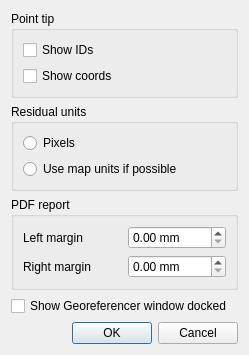
sourcepole/qgis, file qgis/src/plugins/georeferencer/qgsgeorefconfigdialogbase.ui: the form before one commit.
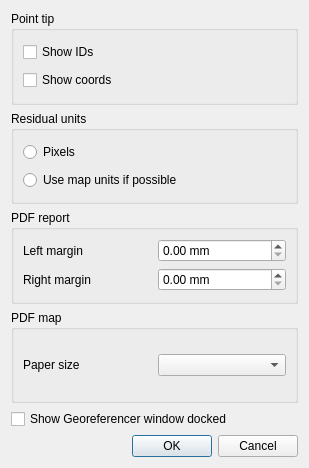
The form after the commit.

What changed in the file:
```diff
--- a/qgis/src/plugins/georeferencer/qgsgeorefconfigdialogbase.ui
+++ b/qgis/src/plugins/georeferencer/qgsgeorefconfigdialogbase.ui
@@ -6,8 +6,8 @@
    <rect>
     <x>0</x>
     <y>0</y>
-    <width>249</width>
-    <height>344</height>
+    <width>309</width>
+    <height>468</height>
    </rect>
   </property>
   <property name="windowTitle">
@@ -108,14 +108,14 @@
      </layout>
     </widget>
    </item>
-   <item row="3" column="0">
+   <item row="4" column="0">
     <widget class="QCheckBox" name="mShowDockedCheckBox">
      <property name="text">
       <string>Show Georeferencer window docked</string>
      </property>
     </widget>
    </item>
-   <item row="4" column="0">
+   <item row="5" column="0">
     <widget class="QDialogButtonBox" name="buttonBox">
      <property name="orientation">
       <enum>Qt::Horizontal</enum>
@@ -125,6 +125,29 @@
      </property>
     </widget>
    </item>
+   <item row="3" column="0">
+    <widget class="QGroupBox" name="groupBox">
+     <property name="title">
+      <string>PDF map</string>
+     </property>
+     <layout class="QGridLayout" name="gridLayout_5">
+      <item row="0" column="0">
+       <layout class="QHBoxLayout" name="horizontalLayout_3">
+        <item>
+         <widget class="QLabel" name="label_3">
+          <property name="text">
+           <string>Paper size</string>
+          </property>
+         </widget>
+        </item>
+        <item>
+         <widget class="QComboBox" name="mPaperSizeComboBox"/>
+        </item>
+       </layout>
+      </item>
+     </layout>
+    </widget>
+   </item>
   </layout>
  </widget>
  <resources/>
```
